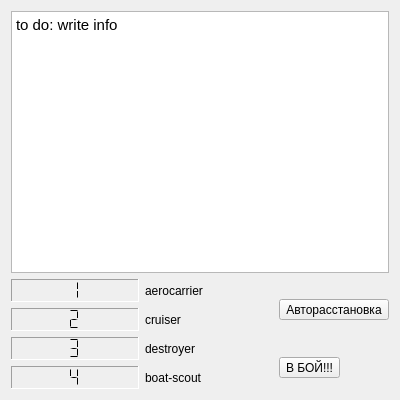
ZiminGrigory/SeaBattle, file client/gui/tabOfInformation.ui: the form before one commit.
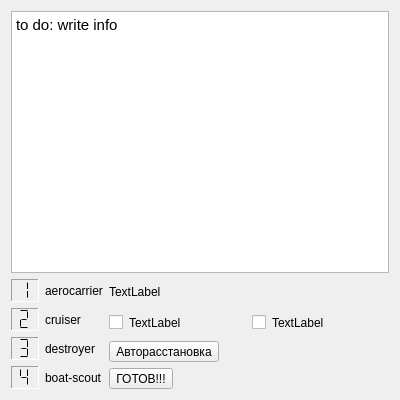
The form after the commit.

Commit message: Информация о готовности игроков.

Diff of the .ui file:
```diff
--- a/client/gui/tabOfInformation.ui
+++ b/client/gui/tabOfInformation.ui
@@ -14,7 +14,7 @@
    <string>Form</string>
   </property>
   <layout class="QGridLayout" name="gridLayout_3">
-   <item row="0" column="0">
+   <item row="0" column="1">
     <layout class="QGridLayout" name="gridLayout_2">
      <item row="0" column="0" colspan="2">
       <widget class="QTextBrowser" name="textBrowser">
@@ -27,7 +27,7 @@
        </property>
       </widget>
      </item>
-     <item row="1" column="0" rowspan="2">
+     <item row="1" column="0" rowspan="4">
       <layout class="QGridLayout" name="gridLayout">
        <item row="0" column="0">
         <widget class="QLCDNumber" name="lcdNumber_4">
@@ -256,14 +256,7 @@
        </item>
       </layout>
      </item>
-     <item row="1" column="1">
-      <widget class="QToolButton" name="toolButton_2">
-       <property name="text">
-        <string>Авторасстановка</string>
-       </property>
-      </widget>
-     </item>
-     <item row="2" column="1">
+     <item row="4" column="1">
       <widget class="QToolButton" name="toolButton">
        <property name="baseSize">
         <size>
@@ -272,13 +265,119 @@
         </size>
        </property>
        <property name="text">
-        <string>В БОЙ!!!</string>
+        <string>ГОТОВ!!!</string>
        </property>
        <property name="shortcut">
         <string/>
        </property>
       </widget>
      </item>
+     <item row="3" column="1">
+      <widget class="QToolButton" name="toolButton_2">
+       <property name="text">
+        <string>Авторасстановка</string>
+       </property>
+      </widget>
+     </item>
+     <item row="1" column="1">
+      <layout class="QHBoxLayout" name="horizontalLayout">
+       <item>
+        <widget class="QLabel" name="label_isReady">
+         <property name="text">
+          <string>TextLabel</string>
+         </property>
+        </widget>
+       </item>
+      </layout>
+     </item>
+     <item row="2" column="1">
+      <layout class="QHBoxLayout" name="horizontalLayout_2">
+       <item>
+        <widget class="QCheckBox" name="checkBox_You">
+         <property name="enabled">
+          <bool>true</bool>
+         </property>
+         <property name="mouseTracking">
+          <bool>false</bool>
+         </property>
+         <property name="contextMenuPolicy">
+          <enum>Qt::DefaultContextMenu</enum>
+         </property>
+         <property name="autoFillBackground">
+          <bool>false</bool>
+         </property>
+         <property name="text">
+          <string/>
+         </property>
+        </widget>
+       </item>
+       <item>
+        <widget class="QLabel" name="label_forCheckBoxYou">
+         <property name="text">
+          <string>TextLabel</string>
+         </property>
+        </widget>
+       </item>
+       <item>
+        <spacer name="horizontalSpacer">
+         <property name="orientation">
+          <enum>Qt::Horizontal</enum>
+         </property>
+         <property name="sizeHint" stdset="0">
+          <size>
+           <width>40</width>
+           <height>20</height>
+          </size>
+         </property>
+        </spacer>
+       </item>
+       <item>
+        <widget class="QCheckBox" name="checkBox_Enemy">
+         <property name="enabled">
+          <bool>true</bool>
+         </property>
+         <property name="mouseTracking">
+          <bool>false</bool>
+         </property>
+         <property name="text">
+          <string/>
+         </property>
+         <property name="checkable">
+          <bool>true</bool>
+         </property>
+         <property name="autoExclusive">
+          <bool>true</bool>
+         </property>
+         <property name="autoRepeatInterval">
+          <number>100</number>
+         </property>
+         <property name="tristate">
+          <bool>false</bool>
+         </property>
+        </widget>
+       </item>
+       <item>
+        <widget class="QLabel" name="label_forCheckBoxEnemy">
+         <property name="text">
+          <string>TextLabel</string>
+         </property>
+        </widget>
+       </item>
+       <item>
+        <spacer name="horizontalSpacer_2">
+         <property name="orientation">
+          <enum>Qt::Horizontal</enum>
+         </property>
+         <property name="sizeHint" stdset="0">
+          <size>
+           <width>40</width>
+           <height>20</height>
+          </size>
+         </property>
+        </spacer>
+       </item>
+      </layout>
+     </item>
     </layout>
    </item>
   </layout>
```
The commit also changes 4 other files.
